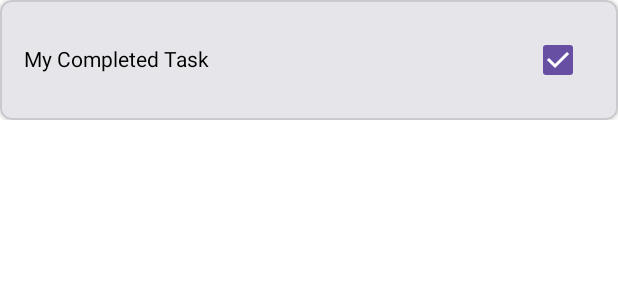
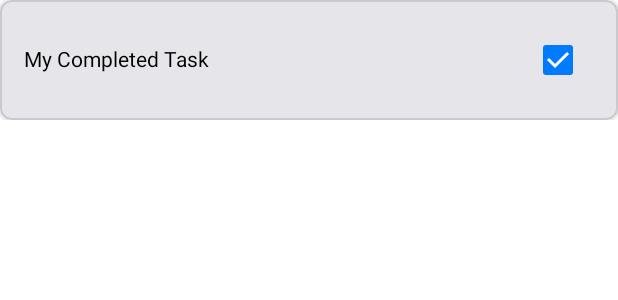
Before and after one commit to Helmy2/Clarity, an Android app built with Jetpack Compose: the @Preview function CompletedTaskItemPreview, on a phone screen of 412 x 824 dp. Shown: the top 300 px of the screen. Run offline under Robolectric (Android 15) with nearby library versions, the phone set to English and light mode, and no system bars.

Commit message:
feat: Introduce custom UI components and lint checks

```diff
--- a/app/build.gradle.kts
+++ b/app/build.gradle.kts
@@ -54,6 +54,7 @@ dependencies {
     implementation(libs.androidx.lifecycle.viewmodel.compose)
     implementation(libs.koin.android)
     implementation(libs.koin.androidx.compose)
+    implementation(libs.androidx.compose.material.icons.extended)
     testImplementation(libs.junit)
     androidTestImplementation(libs.androidx.junit)
     androidTestImplementation(libs.androidx.espresso.core)
--- a/app/src/main/AndroidManifest.xml
+++ b/app/src/main/AndroidManifest.xml
@@ -16,7 +16,6 @@
         <activity
             android:name=".MainActivity"
             android:exported="true"
-            android:label="@string/app_name"
             android:theme="@style/Theme.Clarity">
             <intent-filter>
                 <action android:name="android.intent.action.MAIN" />
--- a/app/src/main/java/com/example/clarity/ui/TaskItem.kt
+++ b/app/src/main/java/com/example/clarity/ui/TaskItem.kt
@@ -2,14 +2,14 @@ package com.example.clarity.ui
 
 import androidx.compose.foundation.layout.Row
 import androidx.compose.foundation.layout.padding
-import androidx.compose.material3.Checkbox
-import androidx.compose.material3.Text
 import androidx.compose.runtime.Composable
 import androidx.compose.ui.Alignment
 import androidx.compose.ui.Modifier
 import androidx.compose.ui.tooling.preview.Preview
 import androidx.compose.ui.unit.dp
 import com.example.clarity.core.ui.components.ClarityCard
+import com.example.clarity.core.ui.components.ClarityCheckbox
+import com.example.clarity.core.ui.components.ClarityText
 import com.example.clarity.core.ui.theme.ClarityTheme
 
 @Composable
@@ -24,11 +24,11 @@ fun TaskItem(
             modifier = Modifier.padding(16.dp),
             verticalAlignment = Alignment.CenterVertically
         ) {
-            Text(
+            ClarityText(
                 text = title,
                 modifier = Modifier.weight(1f)
             )
-            Checkbox(checked = isCompleted, onCheckedChange = onCompletedChange)
+            ClarityCheckbox(checked = isCompleted, onCheckedChange = onCompletedChange)
         }
     }
 }
--- a/app/src/main/res/values/themes.xml
+++ b/app/src/main/res/values/themes.xml
@@ -1,5 +1,5 @@
 <?xml version="1.0" encoding="utf-8"?>
 <resources>
 
-    <style name="Theme.Clarity" parent="android:Theme.Material.Light.NoActionBar" />
+    <style name="Theme.Clarity" parent="android:Theme.Material.NoActionBar" />
 </resources>
--- a/core-ui/build.gradle.kts
+++ b/core-ui/build.gradle.kts
@@ -33,6 +33,7 @@ dependencies {
     implementation(libs.androidx.ui.text.google.fonts)
     implementation(libs.androidx.compose.material3)
     implementation(libs.androidx.core.ktx)
+    implementation(libs.androidx.compose.material.icons.extended)
     debugImplementation(libs.androidx.compose.ui.tooling)
     androidTestImplementation(platform(libs.androidx.compose.bom))
     androidTestImplementation(libs.androidx.compose.ui.test.junit4)
--- /dev/null
+++ b/core-ui/src/main/java/com/example/clarity/core/ui/components/ClarityCheckbox.kt
@@ -0,0 +1,52 @@
+package com.example.clarity.core.ui.components
+
+import androidx.compose.material3.Checkbox
+import androidx.compose.material3.CheckboxDefaults
+import androidx.compose.runtime.Composable
+import androidx.compose.ui.Modifier
+import androidx.compose.ui.tooling.preview.Preview
+import com.example.clarity.core.ui.theme.ClarityTheme
+
+@Composable
+fun ClarityCheckbox(
+    checked: Boolean,
+    onCheckedChange: ((Boolean) -> Unit)?,
+    modifier: Modifier = Modifier,
+    enabled: Boolean = true
+) {
+    Checkbox(
+        checked = checked,
+        onCheckedChange = onCheckedChange,
+        modifier = modifier,
+        enabled = enabled,
+        colors = CheckboxDefaults.colors(
+            checkedColor = ClarityTheme.colors.primary,
+            uncheckedColor = ClarityTheme.colors.onSurface.copy(alpha = 0.6f),
+            checkmarkColor = ClarityTheme.colors.onPrimary
+        )
+    )
+}
+
+@Preview(name = "Light Mode")
+@Composable
+private fun ClarityCheckboxLightPreview() {
+    ClarityTheme {
+        ClarityCheckbox(checked = false, onCheckedChange = {})
+    }
+}
+
+@Preview(name = "Dark Mode")
+@Composable
+private fun ClarityCheckboxDarkPreview() {
+    ClarityTheme(darkTheme = true) {
+        ClarityCheckbox(checked = true, onCheckedChange = {})
+    }
+}
+
+@Preview(name = "Disabled")
+@Composable
+private fun ClarityCheckboxDisabledPreview() {
+    ClarityTheme {
+        ClarityCheckbox(checked = false, onCheckedChange = {}, enabled = false)
+    }
+}
--- /dev/null
+++ b/core-ui/src/main/java/com/example/clarity/core/ui/components/ClarityText.kt
@@ -0,0 +1,78 @@
+package com.example.clarity.core.ui.components
+
+import androidx.compose.material3.LocalTextStyle
+import androidx.compose.material3.Text
+import androidx.compose.runtime.Composable
+import androidx.compose.runtime.CompositionLocalProvider
+import androidx.compose.ui.Modifier
+import androidx.compose.ui.graphics.Color
+import androidx.compose.ui.text.TextLayoutResult
+import androidx.compose.ui.text.TextStyle
+import androidx.compose.ui.text.font.FontFamily
+import androidx.compose.ui.text.font.FontStyle
+import androidx.compose.ui.text.font.FontWeight
+import androidx.compose.ui.text.style.TextAlign
+import androidx.compose.ui.text.style.TextDecoration
+import androidx.compose.ui.text.style.TextOverflow
+import androidx.compose.ui.tooling.preview.Preview
+import androidx.compose.ui.unit.TextUnit
+import com.example.clarity.core.ui.theme.ClarityTheme
+
+@Composable
+fun ClarityText(
+    text: String,
+    modifier: Modifier = Modifier,
+    color: Color = Color.Unspecified,
+    fontSize: TextUnit = TextUnit.Unspecified,
+    fontStyle: FontStyle? = null,
+    fontWeight: FontWeight? = null,
+    fontFamily: FontFamily? = null,
+    letterSpacing: TextUnit = TextUnit.Unspecified,
+    textDecoration: TextDecoration? = null,
+    textAlign: TextAlign? = null,
+    lineHeight: TextUnit = TextUnit.Unspecified,
+    overflow: TextOverflow = TextOverflow.Clip,
+    softWrap: Boolean = true,
+    maxLines: Int = Int.MAX_VALUE,
+    onTextLayout: (TextLayoutResult) -> Unit = {},
+    style: TextStyle = LocalTextStyle.current
+) {
+    Text(
+        text = text,
+        modifier = modifier,
+        color = color,
+        fontSize = fontSize,
+        fontStyle = fontStyle,
+        fontWeight = fontWeight,
+        fontFamily = fontFamily,
+        letterSpacing = letterSpacing,
+        textDecoration = textDecoration,
+        textAlign = textAlign,
+        lineHeight = lineHeight,
+        overflow = overflow,
+        softWrap = softWrap,
+        maxLines = maxLines,
+        onTextLayout = onTextLayout,
+        style = style
+    )
+}
+
+@Preview(name = "Light Mode")
+@Composable
+private fun ClarityTextLightPreview() {
+    ClarityTheme {
+        CompositionLocalProvider(LocalTextStyle provides ClarityTheme.typography.body) {
+            ClarityText(text = "This is ClarityText")
+        }
+    }
+}
+
+@Preview(name = "Dark Mode")
+@Composable
+private fun ClarityTextDarkPreview() {
+    ClarityTheme(darkTheme = true) {
+        CompositionLocalProvider(LocalTextStyle provides ClarityTheme.typography.body) {
+            ClarityText(text = "This is ClarityText")
+        }
+    }
+}
--- a/gradle/libs.versions.toml
+++ b/gradle/libs.versions.toml
@@ -9,11 +9,13 @@ lifecycleRuntimeKtx = "2.9.4"
 activityCompose = "1.11.0"
 composeBom = "2025.09.01"
 lint = "31.13.0"
+materialIconsExtended = "1.7.8"
 navigationCompose = "2.9.5"
 lifecycleViewmodelCompose = "2.9.4"
 koin = "4.1.1"
 
 [libraries]
+androidx-compose-material-icons-extended = { module = "androidx.compose.material:material-icons-extended", version.ref = "materialIconsExtended" }
 androidx-core-ktx = { group = "androidx.core", name = "core-ktx", version.ref = "coreKtx" }
 junit = { group = "junit", name = "junit", version.ref = "junit" }
 androidx-junit = { group = "androidx.test.ext", name = "junit", version.ref = "junitVersion" }
```
Also changed, not shown: app/src/main/java/com/example/clarity/ui/AddTaskScreen.kt (+5 -4 lines), app/src/main/java/com/example/clarity/ui/TaskListScreen.kt (+11 -6 lines), app/src/main/res/values/colors.xml (deleted, +0 -10 lines), core-ui/src/main/java/com/example/clarity/core/ui/components/ClarityIcon.kt (added, +35 -0 lines), core-ui/src/main/java/com/example/clarity/core/ui/components/ClarityIcons.kt (deleted, +0 -58 lines), lint-rules/src/main/java/com/example/clarity/lint/rules/WrongComponentDetector.kt (+16 -8 lines), gradle/wrapper/gradle-wrapper.properties.
